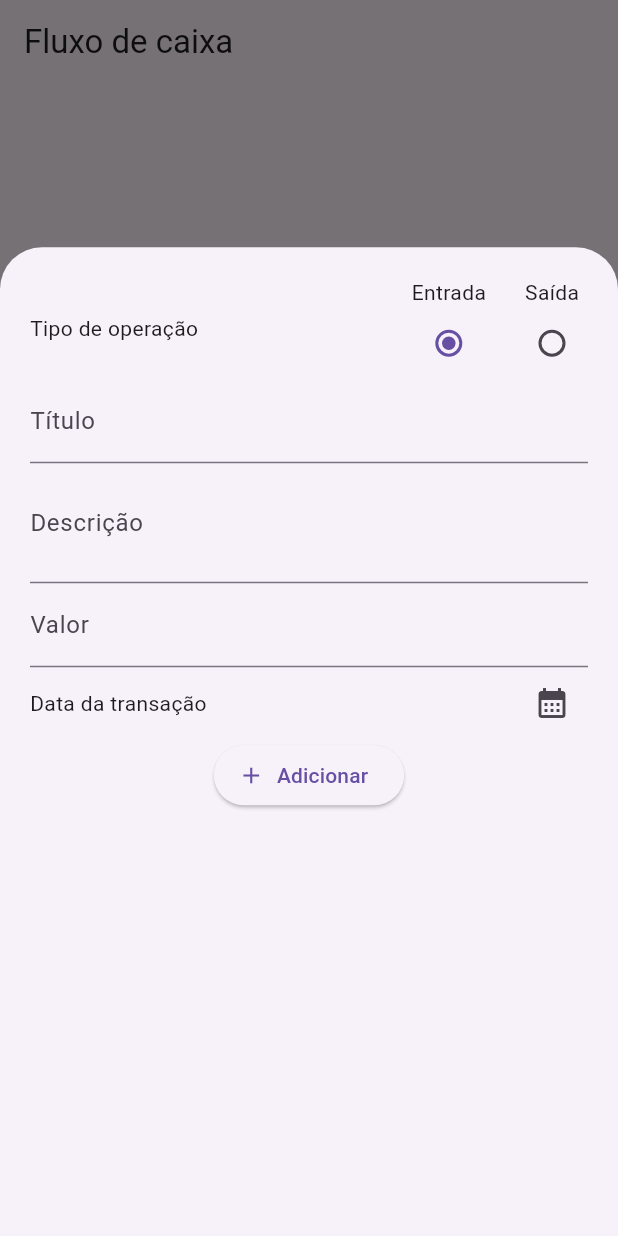
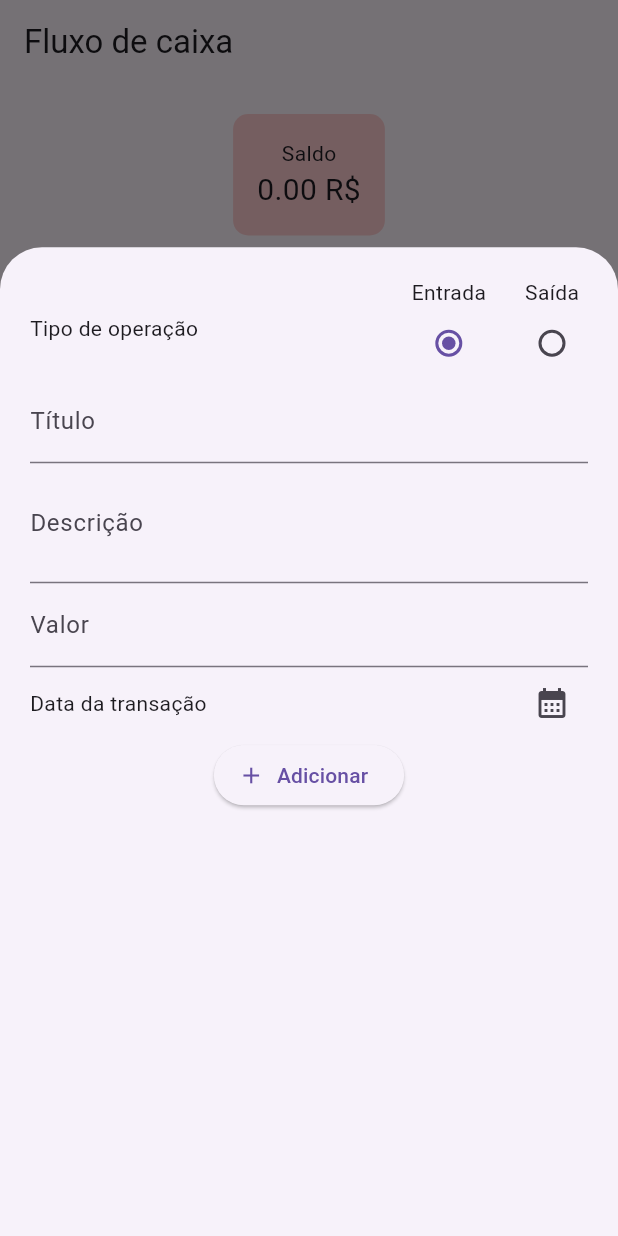
Before and after one commit to luidsonl/Exercicios-Flutter, a Flutter app: the screen it shows after launch, after a tap on the "add" icon, on a phone screen of 412 x 824 dp. Run offline on Flutter 3.47's test engine with Material 3 defaults, Android fonts, the phone set to English and light mode, and no system bars; our stand-ins replace geolocator, sqflite; accounts and stored records are empty.

Commit message:
persistencia de dados - exibindo valor total do saldo

```diff
--- a/persistencia_de_dados/lib/models/transaction_category.dart
+++ b/persistencia_de_dados/lib/models/transaction_category.dart
@@ -3,21 +3,25 @@ import '../constantes/icons.dart';
 
 class TransactionCategory {
   final String title;
-  int isExpense;
+  int sign;
   int entries = 0;
   double totalAmount = 0.0;
   final IconData icon;
 
+  getTotalAmount() {
+    return totalAmount * sign;
+  }
+
   TransactionCategory(
       {required this.title,
-      required this.isExpense,
+      required this.sign,
       required this.entries,
       required this.totalAmount,
       required this.icon});
 
   Map<String, dynamic> toMap() => {
         'title': title,
-        'isExpense': isExpense,
+        'sign': sign,
         'entries': entries,
         'totalAmount': totalAmount.toString(),
       };
@@ -25,7 +29,7 @@ class TransactionCategory {
   factory TransactionCategory.fromString(Map<String, dynamic> value) =>
       TransactionCategory(
           title: value['title'],
-          isExpense: value['isExpense'],
+          sign: value['sign'],
           entries: value['entries'],
           totalAmount: double.parse(value['totalAmount']),
           icon: icons[value['title']]!);
--- a/persistencia_de_dados/lib/providers/database_provider.dart
+++ b/persistencia_de_dados/lib/providers/database_provider.dart
@@ -31,7 +31,7 @@ class DatabaseProvider with ChangeNotifier {
     await db.transaction((txn) async {
       await txn.execute('''CREATE TABLE $cTable(
           title TEXT,
-          isExpense INTEGER,
+          sign INTEGER,
           entries INTEGER,
           totalAmount Text
         )''');
@@ -46,9 +46,9 @@ class DatabaseProvider with ChangeNotifier {
       )''');
 
       await txn.insert(cTable,
-          {'title': 'Entrada', 'isExpense': 0, 'entries': 0, 'totalAmount': 0});
+          {'title': 'Entrada', 'sign': 1, 'entries': 0, 'totalAmount': 0});
       await txn.insert(cTable,
-          {'title': 'Saída', 'isExpense': 1, 'entries': 0, 'totalAmount': 0});
+          {'title': 'Saída', 'sign': -1, 'entries': 0, 'totalAmount': 0});
     });
   }
 
--- a/persistencia_de_dados/lib/widgets/category_screen/category_fetcher.dart
+++ b/persistencia_de_dados/lib/widgets/category_screen/category_fetcher.dart
@@ -1,6 +1,7 @@
 import 'package:flutter/material.dart';
 import 'package:persistencia_de_dados/providers/database_provider.dart';
 import 'package:persistencia_de_dados/widgets/category_screen/category_list.dart';
+import 'package:persistencia_de_dados/widgets/category_screen/total_balance.dart';
 import 'package:provider/provider.dart';
 
 class CategoryFetcher extends StatefulWidget {
@@ -34,7 +35,12 @@ class _CategoryFetcherState extends State<CategoryFetcher> {
           if (snapshot.hasError) {
             return Center(child: Text(snapshot.error.toString()));
           } else {
-            return const CategoryList();
+            return const Column(
+              children: [
+                TotalBalance(),
+                Expanded(child: CategoryList()),
+              ],
+            );
           }
         } else {
           return const Center(child: CircularProgressIndicator());
--- /dev/null
+++ b/persistencia_de_dados/lib/widgets/category_screen/total_balance.dart
@@ -0,0 +1,44 @@
+import 'package:flutter/material.dart';
+import 'package:persistencia_de_dados/providers/database_provider.dart';
+import 'package:provider/provider.dart';
+
+class TotalBalance extends StatelessWidget {
+  const TotalBalance({super.key});
+
+  @override
+  Widget build(BuildContext context) {
+    return Consumer<DatabaseProvider>(
+      builder: (_, db, __) {
+        var list = db.categories;
+        double realTotalAmount = 0;
+
+        for (int i = 0; i < list.length; i++) {
+          realTotalAmount += list[i].getTotalAmount();
+        }
+
+        Color? color =
+            realTotalAmount > 0 ? Colors.green[100] : Colors.red[100];
+
+        return Padding(
+          padding: const EdgeInsets.all(20),
+          child: Container(
+            decoration: BoxDecoration(
+              borderRadius: BorderRadius.circular(10.0),
+              color: color, // Cor de fundo do Container
+            ),
+            padding: const EdgeInsets.all(16),
+            child: Column(
+              children: [
+                const Text('Saldo'),
+                Text(
+                  '${realTotalAmount.toStringAsFixed(2)} R\$',
+                  style: const TextStyle(fontSize: 20),
+                ),
+              ],
+            ),
+          ),
+        );
+      },
+    );
+  }
+}
--- a/persistencia_de_dados/lib/widgets/transaction_form.dart
+++ b/persistencia_de_dados/lib/widgets/transaction_form.dart
@@ -1,6 +1,6 @@
 import 'package:flutter/material.dart';
+import 'package:intl/intl.dart';
 import 'package:provider/provider.dart';
-
 import '../models/cash_transaction.dart';
 import '../providers/database_provider.dart';
 
@@ -91,8 +91,9 @@ class _TransactionFormState extends State<TransactionForm> {
           Row(
             children: [
               Expanded(
-                  child: Text(
-                      _date != null ? _date.toString() : 'Data da transação')),
+                  child: Text(_date != null
+                      ? DateFormat('dd/MM/yyyy').format(_date!)
+                      : 'Data da transação')),
               IconButton(
                   onPressed: _pickDate, icon: const Icon(Icons.calendar_month))
             ],
--- a/persistencia_de_dados/lib/widgets/transaction_sceen/transaction_card.dart
+++ b/persistencia_de_dados/lib/widgets/transaction_sceen/transaction_card.dart
@@ -11,8 +11,8 @@ class TransactionCard extends StatelessWidget {
   Widget build(BuildContext context) {
     return Theme(
       data: ThemeData(
-        textTheme: const TextTheme(bodyMedium: TextStyle(height: 2)),
-      ),
+          //textTheme: const TextTheme(bodyMedium: TextStyle(height: 2)),
+          ),
       child: ListTile(
         contentPadding: const EdgeInsets.all(20),
         title: Text(
@@ -24,11 +24,17 @@ class TransactionCard extends StatelessWidget {
         subtitle: Column(
           crossAxisAlignment: CrossAxisAlignment.start,
           children: [
+            const SizedBox(
+              height: 10,
+            ),
             const Text(
               'Descrição: ',
               style: TextStyle(fontWeight: FontWeight.bold),
             ),
             Text(transaction.description),
+            const SizedBox(
+              height: 10,
+            ),
             Row(
               children: [
                 const Text(
@@ -45,7 +51,7 @@ class TransactionCard extends StatelessWidget {
             ),
           ],
         ),
-        trailing: Text('${transaction.amount.toString()} R\$'),
+        trailing: Text('${transaction.amount.toStringAsFixed(2)} R\$'),
       ),
     );
   }
```
